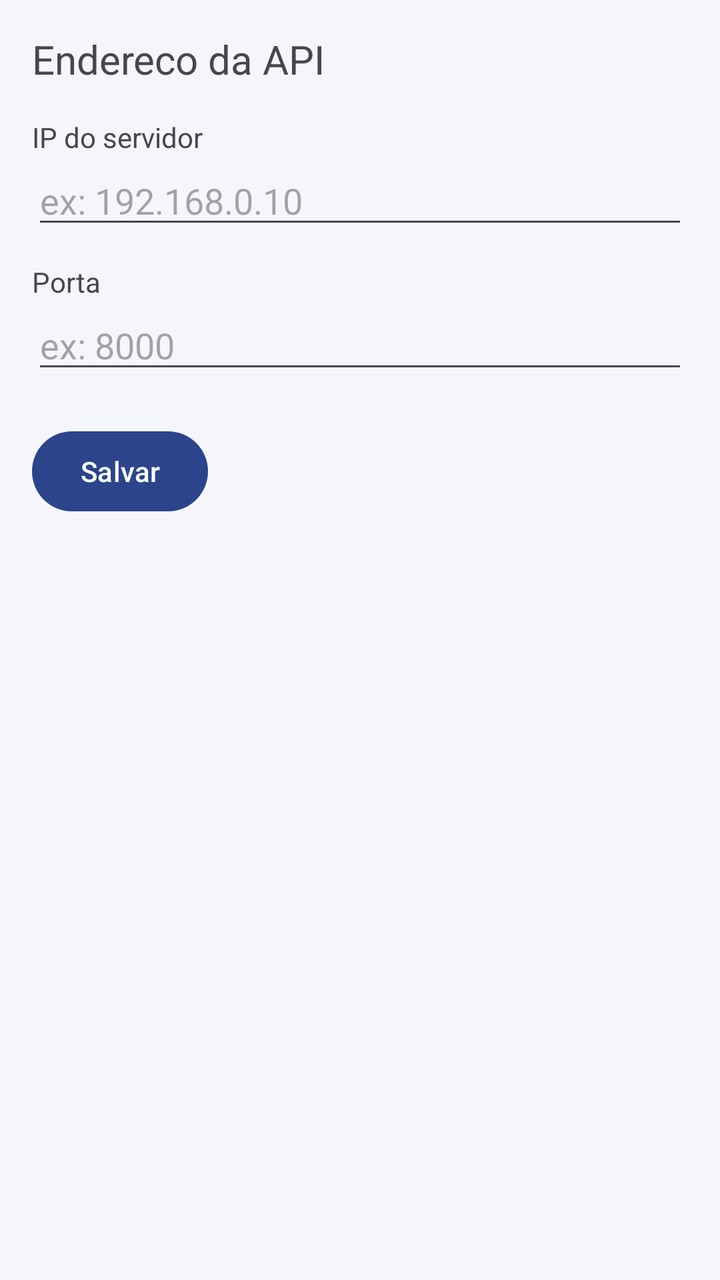
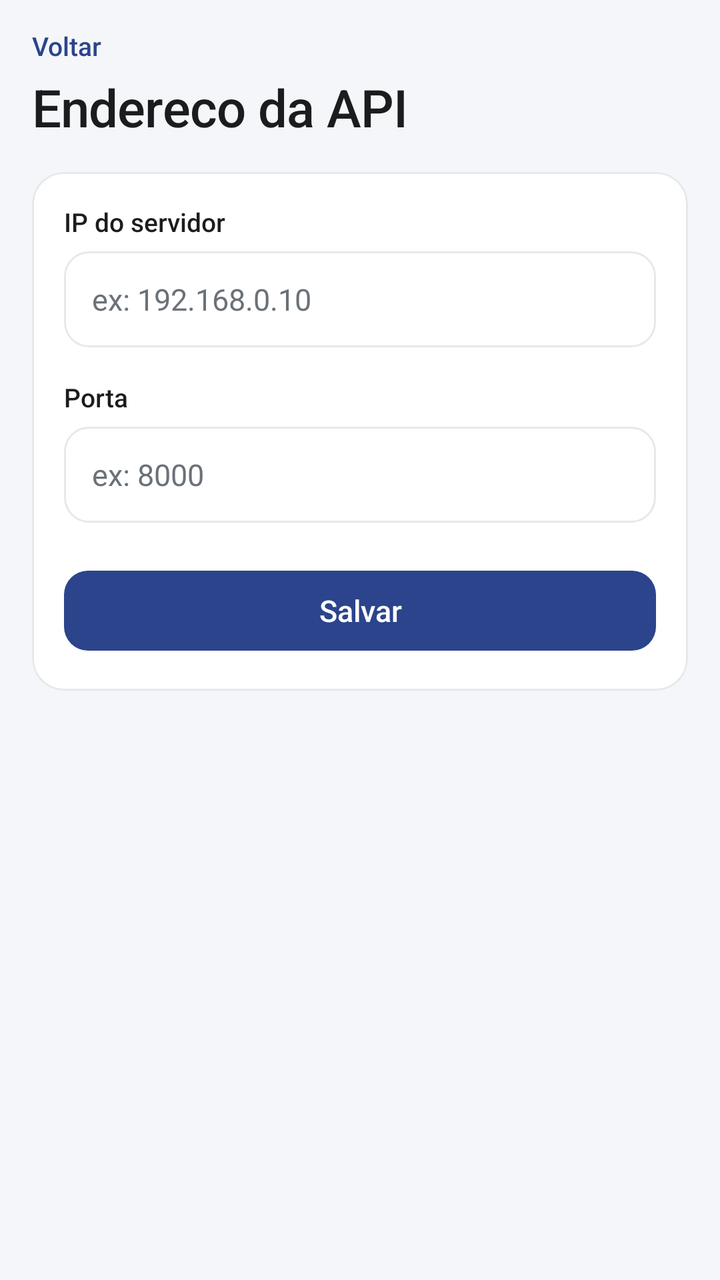

The first picture is an Android layout as it rendered before a commit; the second is the same layout after the commit. The layout source and the unified diff follow.
<!-- AndroidManifest.xml: application theme Theme.InventarioTRI082 -->
<!-- res/layout/fragment_configuracoes.xml -->
<?xml version="1.0" encoding="utf-8"?>
<LinearLayout xmlns:android="http://schemas.android.com/apk/res/android"
    android:layout_width="match_parent"
    android:layout_height="match_parent"
    android:orientation="vertical"
    android:padding="16dp">

    <TextView
        android:layout_width="wrap_content"
        android:layout_height="wrap_content"
        android:text="@string/config_titulo"
        android:textSize="20sp"
        android:paddingBottom="16dp" />

    <TextView
        android:layout_width="wrap_content"
        android:layout_height="wrap_content"
        android:text="@string/config_ip" />

    <EditText
        android:id="@+id/campo_ip"
        android:layout_width="match_parent"
        android:layout_height="wrap_content"
        android:hint="@string/config_ip_dica"
        android:inputType="text"
        android:autofillHints="" />

    <TextView
        android:layout_width="wrap_content"
        android:layout_height="wrap_content"
        android:text="@string/config_porta"
        android:paddingTop="12dp" />

    <EditText
        android:id="@+id/campo_porta"
        android:layout_width="match_parent"
        android:layout_height="wrap_content"
        android:hint="@string/config_porta_dica"
        android:inputType="number"
        android:autofillHints="" />

    <Button
        android:id="@+id/botao_salvar"
        android:layout_width="wrap_content"
        android:layout_height="wrap_content"
        android:layout_marginTop="20dp"
        android:text="@string/config_salvar" />

</LinearLayout>
<!-- resources referenced by this layout -->
<resources>
  <style name="Theme.InventarioTRI082" parent="Theme.Material3.DayNight.NoActionBar">
          <item name="colorPrimary">@color/azul</item>
          <item name="colorOnPrimary">@color/branco</item>
          <item name="colorSecondary">@color/verde</item>
          <item name="colorOnSecondary">@color/branco</item>
          <item name="colorSurface">@color/branco</item>
          <item name="colorOnSurface">@color/texto</item>
          <item name="android:colorBackground">@color/fundo</item>
          <item name="android:statusBarColor">@color/azul_escuro</item>
      </style>
  <color name="azul">#2B448C</color>
  <color name="azul_escuro">#1F3269</color>
  <!-- unchanged entries left out for length: 10 -->
</resources>

<!-- the commit's change to res/layout/fragment_configuracoes.xml (unified diff, before → after) -->
@@ -3,47 +3,65 @@
     android:layout_width="match_parent"
     android:layout_height="match_parent"
     android:orientation="vertical"
-    android:padding="16dp">
+    android:background="@color/fundo"
+    android:paddingHorizontal="16dp"
+    android:paddingTop="10dp"
+    android:paddingBottom="16dp">
 
     <TextView
+        android:id="@+id/config_voltar"
+        style="@style/Voltar"
         android:layout_width="wrap_content"
         android:layout_height="wrap_content"
-        android:text="@string/config_titulo"
-        android:textSize="20sp"
-        android:paddingBottom="16dp" />
+        android:text="@string/config_voltar" />
 
     <TextView
-        android:layout_width="wrap_content"
-        android:layout_height="wrap_content"
-        android:text="@string/config_ip" />
-
-    <EditText
-        android:id="@+id/campo_ip"
+        style="@style/Titulo"
         android:layout_width="match_parent"
         android:layout_height="wrap_content"
-        android:hint="@string/config_ip_dica"
-        android:inputType="text"
-        android:autofillHints="" />
+        android:layout_marginTop="4dp"
+        android:text="@string/config_titulo" />
 
-    <TextView
-        android:layout_width="wrap_content"
-        android:layout_height="wrap_content"
-        android:text="@string/config_porta"
-        android:paddingTop="12dp" />
-
-    <EditText
-        android:id="@+id/campo_porta"
+    <com.google.android.material.card.MaterialCardView
+        style="@style/Cartao"
         android:layout_width="match_parent"
         android:layout_height="wrap_content"
-        android:hint="@string/config_porta_dica"
-        android:inputType="number"
-        android:autofillHints="" />
+        android:layout_marginTop="16dp">
 
-    <Button
-        android:id="@+id/botao_salvar"
-        android:layout_width="wrap_content"
-        android:layout_height="wrap_content"
-        android:layout_marginTop="20dp"
-        android:text="@string/config_salvar" />
+        <LinearLayout
+            android:layout_width="match_parent"
+            android:layout_height="wrap_content"
+            android:orientation="vertical"
+            android:padding="16dp">
+
+            <TextView style="@style/CampoRotulo" android:text="@string/config_ip" />
+            <EditText
+                android:id="@+id/campo_ip"
+                style="@style/Campo"
+                android:layout_width="match_parent"
+                android:layout_height="wrap_content"
+                android:hint="@string/config_ip_dica"
+                android:inputType="text"
+                android:autofillHints="" />
+
+            <TextView style="@style/CampoRotulo" android:layout_marginTop="16dp" android:text="@string/config_porta" />
+            <EditText
+                android:id="@+id/campo_porta"
+                style="@style/Campo"
+                android:layout_width="match_parent"
+                android:layout_height="wrap_content"
+                android:hint="@string/config_porta_dica"
+                android:inputType="number"
+                android:autofillHints="" />
+
+            <Button
+                android:id="@+id/botao_salvar"
+                style="@style/Botao.Principal"
+                android:layout_width="match_parent"
+                android:layout_height="wrap_content"
+                android:layout_marginTop="20dp"
+                android:text="@string/config_salvar" />
+        </LinearLayout>
+    </com.google.android.material.card.MaterialCardView>
 
 </LinearLayout>
<!-- resource entries referenced after the edit -->
@@ -1,17 +1,91 @@
 <!-- resources referenced by this layout -->
 <resources>
-  <style name="Theme.InventarioTRI082" parent="Theme.Material3.DayNight.NoActionBar">
-          <item name="colorPrimary">@color/azul</item>
+  <string name="config_voltar">Voltar</string>
+  <style name="Botao.Principal" parent="Widget.Material3.Button">
+          <item name="backgroundTint">@color/botao_principal_fundo</item>
+          <item name="android:textColor">@color/branco</item>
+          <item name="cornerRadius">12dp</item>
+          <item name="android:minHeight">48dp</item>
+          <item name="android:textAllCaps">false</item>
+          <item name="android:textSize">15sp</item>
+          <item name="android:letterSpacing">0</item>
+      </style>
+  <style name="Campo">
+          <item name="android:background">@drawable/bg_campo</item>
+          <item name="android:minHeight">48dp</item>
+          <item name="android:paddingStart">14dp</item>
+          <item name="android:paddingEnd">14dp</item>
+          <item name="android:textColor">@color/texto</item>
+          <item name="android:textColorHint">@color/texto_secundario</item>
+          <item name="android:textSize">15sp</item>
+      </style>
+  <style name="CampoRotulo">
+          <item name="android:layout_width">wrap_content</item>
+          <item name="android:layout_height">wrap_content</item>
+          <item name="android:textColor">@color/texto</item>
+          <item name="android:textSize">13sp</item>
+          <item name="android:fontFamily">sans-serif-medium</item>
+          <item name="android:layout_marginBottom">6dp</item>
+      </style>
+  <style name="Cartao" parent="Widget.Material3.CardView.Outlined">
+          <item name="cardCornerRadius">16dp</item>
+          <item name="cardElevation">0dp</item>
+          <item name="strokeColor">@color/linha</item>
+          <item name="strokeWidth">1dp</item>
+          <item name="cardBackgroundColor">@color/branco</item>
+      </style>
+  <style name="Titulo">
+          <item name="android:textColor">@color/texto</item>
+          <item name="android:textSize">26sp</item>
+          <item name="android:fontFamily">sans-serif-medium</item>
+          <item name="android:letterSpacing">-0.01</item>
+          <item name="android:includeFontPadding">false</item>
+      </style>
+  <style name="Voltar">
+          <item name="android:textColor">@color/navy</item>
+          <item name="android:textSize">13sp</item>
+          <item name="android:fontFamily">sans-serif-medium</item>
+          <item name="android:background">?attr/selectableItemBackground</item>
+          <item name="android:paddingTop">4dp</item>
+          <item name="android:paddingBottom">4dp</item>
+      </style>
+  <style name="Theme.InventarioTRI082" parent="Theme.Material3.Light.NoActionBar">
+          <item name="colorPrimary">@color/navy</item>
           <item name="colorOnPrimary">@color/branco</item>
           <item name="colorSecondary">@color/verde</item>
           <item name="colorOnSecondary">@color/branco</item>
           <item name="colorSurface">@color/branco</item>
           <item name="colorOnSurface">@color/texto</item>
+          <item name="colorSurfaceContainerLow">@color/branco</item>
+          <item name="colorSurfaceContainerHigh">@color/branco</item>
           <item name="android:colorBackground">@color/fundo</item>
-          <item name="android:statusBarColor">@color/azul_escuro</item>
+          <item name="android:statusBarColor">@android:color/transparent</item>
+          <item name="android:navigationBarColor">@android:color/transparent</item>
+          <item name="android:windowLightStatusBar">true</item>
+          <item name="android:windowLightNavigationBar" tools:targetApi="27">true</item>
+          <item name="android:enforceNavigationBarContrast" tools:targetApi="29">false</item>
       </style>
-  <color name="azul">#2B448C</color>
-  <color name="azul_escuro">#1F3269</color>
+  <!-- drawable bg_campo (drawable) -->
+  <?xml version="1.0" encoding="utf-8"?>
+  <selector xmlns:android="http://schemas.android.com/apk/res/android">
+      <item android:state_focused="true">
+          <shape android:shape="rectangle">
+              <solid android:color="@color/branco" />
+              <corners android:radius="12dp" />
+              <stroke android:width="2dp" android:color="@color/navy" />
+          </shape>
+      </item>
+      <item>
+          <shape android:shape="rectangle">
+              <solid android:color="@color/branco" />
+              <corners android:radius="12dp" />
+              <stroke android:width="1dp" android:color="@color/linha" />
+          </shape>
+      </item>
+  </selector>
+  <color name="texto_secundario">#6B7178</color>
+  <color name="linha">#E6E8EC</color>
+  <color name="navy">#2B448C</color>
   <!-- unchanged entries left out for length: 10 -->
 </resources>
 
